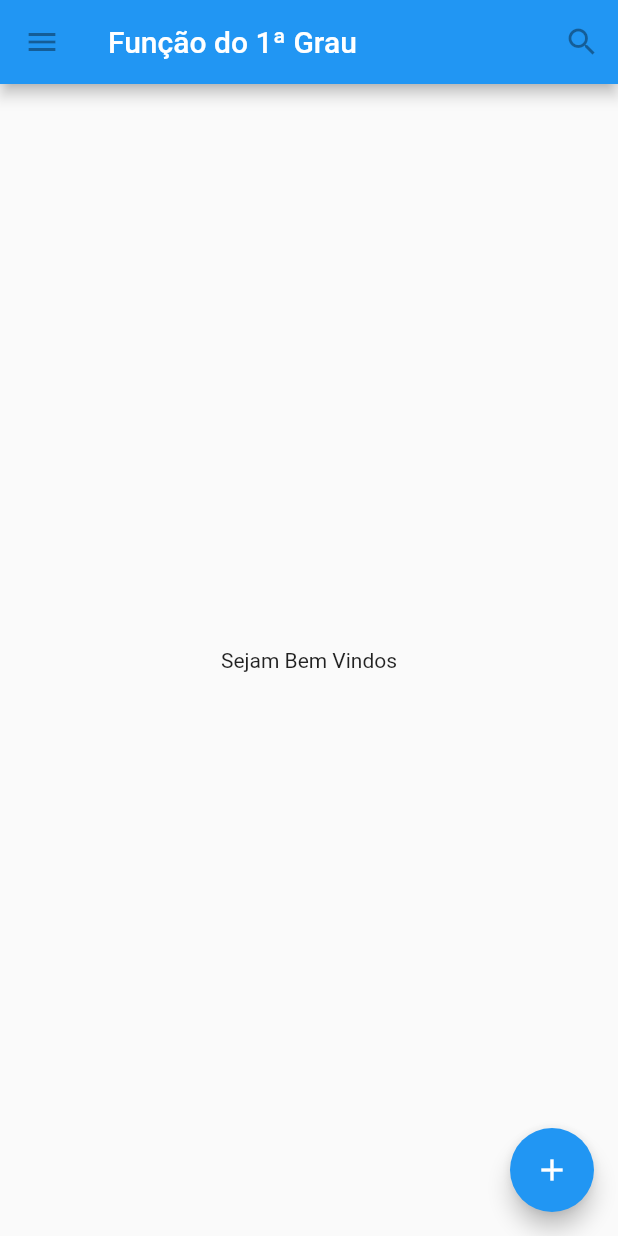
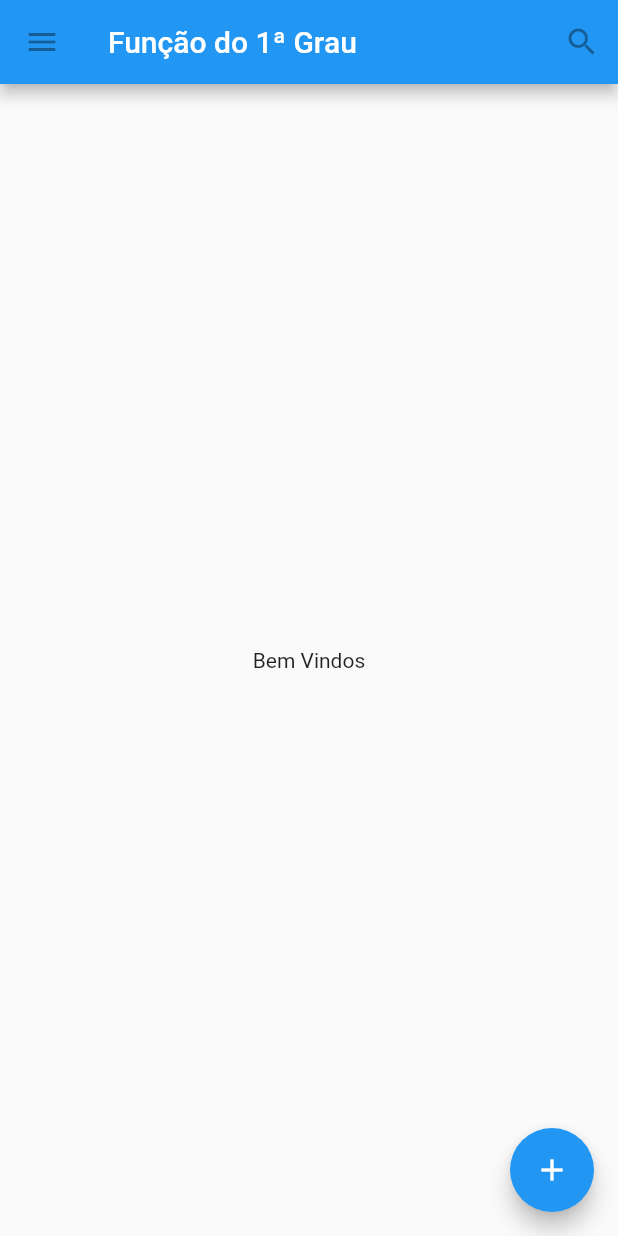
Before and after one commit to Igorft100/IgorProjetos, a Flutter app: the screen it shows after launch, on a phone screen of 412 x 824 dp. Run offline on Flutter 3.47's test engine with Material 2 defaults, Android fonts, the phone set to English and light mode, and no system bars.

Commit message:
Testando ainda

```diff
--- a/funcao_do_primeirograu/lib/main.dart
+++ b/funcao_do_primeirograu/lib/main.dart
@@ -34,7 +34,7 @@ class TutorialHome extends StatelessWidget {
       ),
       // body is the majority of the screen.
       body: const Center(
-        child: Text('Sejam Bem Vindos'),
+        child: Text('Bem Vindos'),
       ),
       floatingActionButton: const FloatingActionButton(
         tooltip: 'Add', // used by assistive technologies
```
